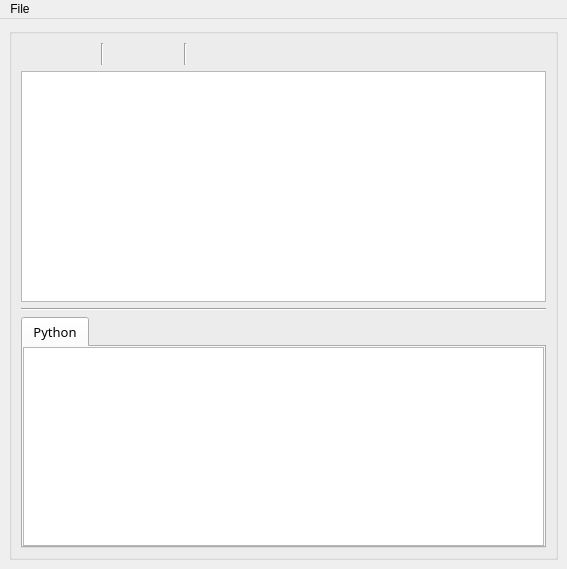
Qt form ui/connector.ui (leixingyu/mayaConnector) before a commit.
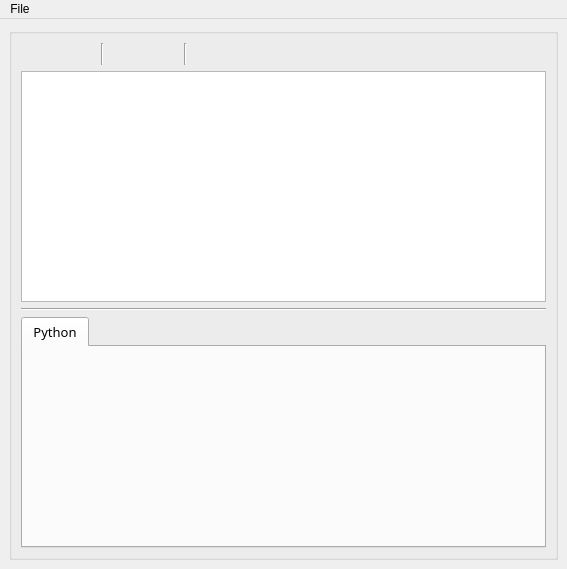
The same form after that commit.

Commit message: integrate code editor module for script edit interface

The edit to the form file:
```diff
--- a/ui/connector.ui
+++ b/ui/connector.ui
@@ -216,16 +216,7 @@
             <number>0</number>
            </property>
            <item>
-            <widget class="QPlainTextEdit" name="ui_script_edit">
-             <property name="font">
-              <font>
-               <family>Courier New</family>
-              </font>
-             </property>
-             <property name="tabStopWidth">
-              <number>20</number>
-             </property>
-            </widget>
+            <layout class="QHBoxLayout" name="ui_python_layout"/>
            </item>
           </layout>
          </widget>
```
The commit also changes 2 other files.
